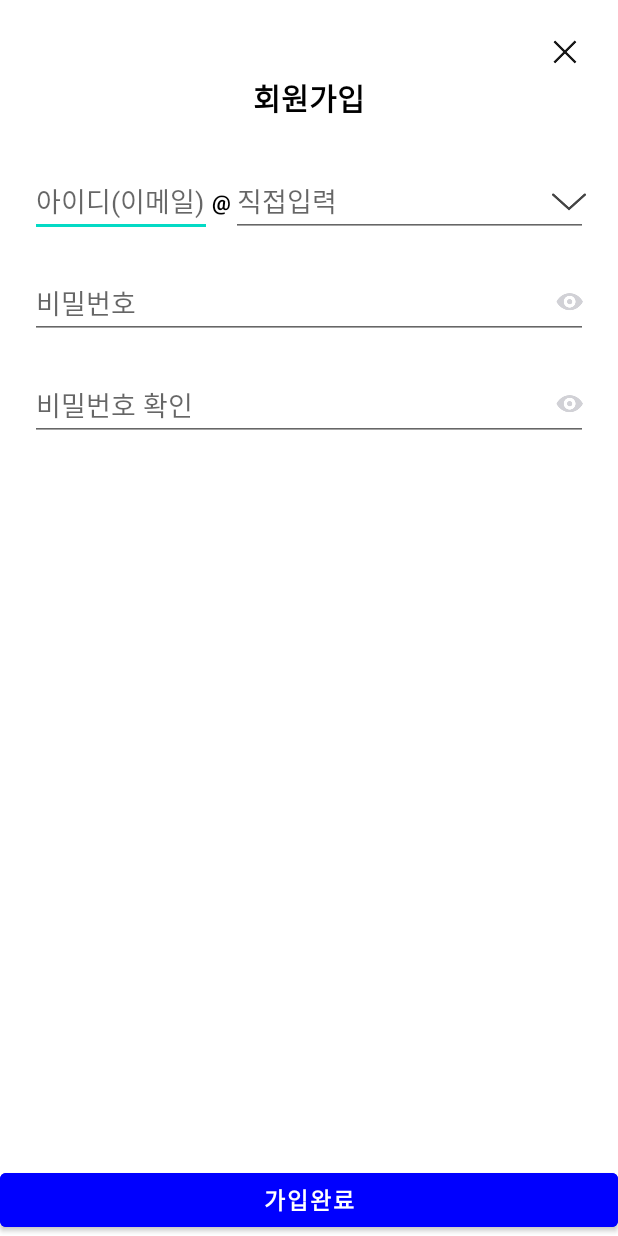
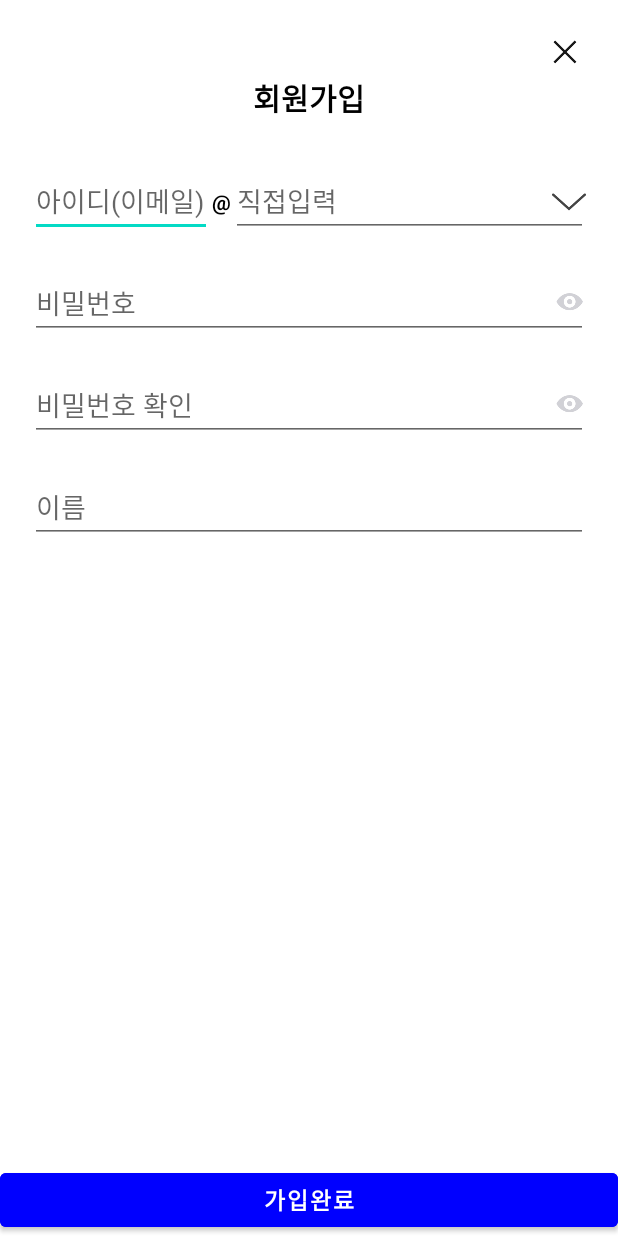
Before and after one commit to bbang-jun/AndroidStudio_FLO_CloneCoding, an Android app: the SignUpActivity screen opened directly, with no data from a screen before it, on a phone screen of 412 x 824 dp. Run offline under Robolectric (Android 15) with nearby library versions, the phone set to English and light mode, and no system bars.

Commit message:
9weeks first commit

```diff
--- a/app/src/main/java/com/example/flo_BBangJun/LoginActivity.kt
+++ b/app/src/main/java/com/example/flo_BBangJun/LoginActivity.kt
@@ -1,5 +1,4 @@
 package com.example.flo_BBangJun
-
 import android.content.Intent
 import android.os.Bundle
 import android.util.Log
--- a/app/src/main/java/com/example/flo_BBangJun/SignUpActivity.kt
+++ b/app/src/main/java/com/example/flo_BBangJun/SignUpActivity.kt
@@ -25,8 +25,9 @@ class SignUpActivity : AppCompatActivity(){
     private fun getUser(): User{
         val email: String = binding.signupStartidET.text.toString() + "@" + binding.signupEndidET.text.toString()
         val pwd: String = binding.signupPasswordET.text.toString()
+//        val name: String = binding.signupNameET.text.toString()
 
-        return User(email, pwd)
+        return User(email, pwd) // ,name
     }
 
     // 회원가입
--- a/app/src/main/java/com/example/flo_BBangJun/SongDatabase.kt
+++ b/app/src/main/java/com/example/flo_BBangJun/SongDatabase.kt
@@ -6,7 +6,7 @@ import androidx.room.Room
 import androidx.room.RoomDatabase
 
 
-@Database(entities = [Song::class, Album::class, User::class, Like::class], version = 3)
+@Database(entities = [Song::class, Album::class, User::class, Like::class], version = 5)
 abstract class SongDatabase: RoomDatabase() {
     abstract fun albumDao(): AlbumDao // 추상클래스
     abstract fun songDao(): SongDao // 추상클래스
--- a/app/src/main/java/com/example/flo_BBangJun/User.kt
+++ b/app/src/main/java/com/example/flo_BBangJun/User.kt
@@ -6,6 +6,7 @@ import androidx.room.PrimaryKey
 @Entity(tableName = "UserTable")
 data class User(
 
+//    var name: String,
     var email: String, // email
     var password: String // 비밀번호
 ){
--- a/app/src/main/java/com/example/flo_BBangJun/UserDao.kt
+++ b/app/src/main/java/com/example/flo_BBangJun/UserDao.kt
@@ -18,4 +18,7 @@ interface UserDao {
     // 유저 한 명의 정보만 가져올 수 있도록 하는 쿼리문
     @Query("SELECT * FROM UserTable WHERE email = :email AND password = :password")
     fun getUser(email: String, password: String): User?
+
+//    @Query("SELECT * FROM UserTable WHERE id=:userId")
+//    fun getUsers(userId: Int): User
 }
--- a/app/src/main/res/layout/activity_signup.xml
+++ b/app/src/main/res/layout/activity_signup.xml
@@ -113,6 +113,17 @@
         app:layout_constraintTop_toTopOf="@id/signup_confirm_password_ET"
         app:layout_constraintBottom_toBottomOf="@id/signup_confirm_password_ET"/>
 
+    <EditText
+        android:id="@+id/signup_name_ET"
+        android:layout_width="0dp"
+        android:layout_height="wrap_content"
+        android:layout_marginTop="20dp"
+        android:hint="이름"
+        app:layout_constraintEnd_toEndOf="@id/signup_close_IB"
+        app:layout_constraintStart_toStartOf="@id/signup_startid_ET"
+        app:layout_constraintTop_toBottomOf="@id/signup_confirm_password_ET" />
+
+
     <Button
         android:id="@+id/signup_confirm_signin_BT"
         android:layout_width="0dp"
```
Also changed, not shown: app/src/main/java/com/example/flo_BBangJun/LockerFragment.kt (+6 -2 lines), app/src/main/res/layout/fragment_locker.xml (+12 -0 lines).
